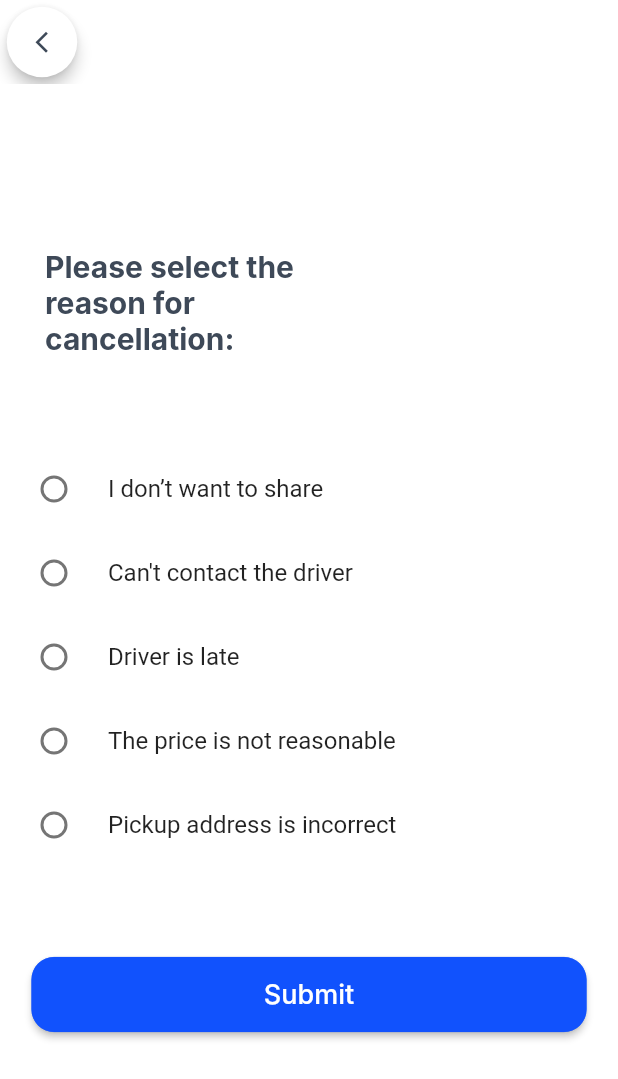
After one commit to muhammaduzair-hub/blue_taxi, a Flutter app: the screen it shows after launch, after a tap on "CancellationReason", on a phone screen of 412 x 824 dp. The commit adds this screen. Shown: the top 1079 px of the screen. Run offline on Flutter 3.47's test engine with Material 2 defaults, Android fonts, the phone set to English and light mode, and no system bars; our stand-ins replace email_validator, font_awesome_flutter; Roboto replaces fonts that are missing (Inter).

Commit message:
#136279 -> 1. Ui implementation of User Menu Screen Complete. 2. Ui implementation of Cancellation Reason View Complete. 3. Ui implementation of verify code complete. 4. Ui implementation of terms & condition view complete. 5. dev screen (for navigation).

```diff
--- a/lib/constants/strings.dart
+++ b/lib/constants/strings.dart
@@ -15,3 +15,17 @@ const MenuSupport= "Support";
 const VerifyCode="Verify code";
 const verifycodeString1 ="A code has been sent to  ";
 const verifycodeString2 =" via SMS";
+const cancellationReason= "Cancellation Reason";
+const cancel_reason="Please select the reason for cancellation:";
+const cancel_r1="I don’t want to share";
+const cancel_r2="Can't contact the driver";
+const cancel_r3="Driver is late";
+const cancel_r4="The price is not reasonable";
+const cancel_r5="Pickup address is incorrect";
+String resend_code="Resend Code";
+const String verify_press_call="Press here to get a call";
+const String submit="Submit";
+const String terms_cond="Terms & Conditions";
+const String terms_cond2="TAXI CUSTOMER TERMS & CONDITIONS";
+const String terms_code3="IMPORTANT";
+const String terms_code4="THESE TERMS AND CONDITIONS (“Conditions”) DEFINE THE BASIS UPON WHICH GETT WILL PROVIDE YOU WITH ACCESS TO THE GETT MOBILE APPLICATION PLATFORM, PURSUANT TO WHICH YOU WILL BE ABLE TO REQUEST CERTAIN TRANSPORTATION SERVICES FROM THIRD PARTY DRIVERS BY PLACING ORDERS THROUGH GETT’S MOBILE APPLICATION PLATFORM. THESE CONDITIONS (TOGETHER WITH THE DOCUMENTS REFERRED TO HEREIN) SET OUT THE TERMS OF USE ON WHICH YOU MAY, AS A CUSTOMER, USE THE APP AND REQUEST TRANSPORTATION SERVICES. BY USING THE APP AND TICKING THE ACCEPTANCE BOX, YOU INDICATE THAT YOU ACCEPT THESE TERMS OF USE WHICH APPLY, AMONG OTHER THINGS, TO ALL SERVICES HEREINUNDER TO BE RENDERED TO OR BY YOU VIA THE APP WITHIN THE UK AND THAT YOU AGREE TO ABIDE BY THEM. USE THE APP AND REQUEST TRANSPORTATION SERVICES. BY USING THE APP AND TICKING THE ACCEPTANCE BOX, YOU INDICATE THAT YOU ACCEPT THESE TERMS OF USE WHICH APPLY, AMONG OTHER THINGS, TO ALL SERVICES HEREINUNDER TO BE RENDERED TO OR BY YOU VIA THE APP WITHIN THE UK AND THAT YOU AGREE TO ABIDE BY THEM.";
--- /dev/null
+++ b/lib/ui/views/cancellation_reason_view.dart
@@ -0,0 +1,121 @@
+import 'package:bluetaxiapp/constants/strings.dart';
+import 'package:bluetaxiapp/ui/shared/app_colors.dart';
+import 'package:bluetaxiapp/ui/shared/text_styles.dart';
+import 'package:bluetaxiapp/ui/shared/ui_helpers.dart';
+import 'package:bluetaxiapp/ui/views/user_menu_view.dart';
+import 'package:bluetaxiapp/ui/widgets/primary_button.dart';
+
+import 'package:flutter/material.dart';
+import 'package:flutter/services.dart';
+
+class CancellationReasonView extends StatefulWidget {
+  CancellationReasonView({Key key}) : super(key: key);
+
+  @override
+  State<CancellationReasonView> createState() => _CancellationReasonViewState();
+}
+
+class _CancellationReasonViewState extends State<CancellationReasonView> {
+  int _groupValue=-1;
+
+  @override
+  Widget build(BuildContext context) {
+    return Scaffold(
+      appBar: AppBar(
+        automaticallyImplyLeading: false,
+        backgroundColor: onSecondaryColor,
+        elevation: 0.0,
+        leading: CircleAvatar(
+          radius: 20.0,
+          backgroundColor: Colors.transparent,
+          child: RawMaterialButton(
+            onPressed: () {
+              Navigator.pop(context);
+            },
+            elevation: 4.0,
+            fillColor: Colors.white,
+            child: Icon(
+              Icons.arrow_back_ios_outlined,
+              color: onPrimaryColor,
+              size: 17.0,
+            ),
+            padding: EdgeInsets.all(15.0),
+            shape: CircleBorder(),
+          ),
+        ),
+      ),
+      backgroundColor: onSecondaryColor,
+      body: Column(
+        crossAxisAlignment: CrossAxisAlignment.start,
+          children: <Widget>[
+        UIHelper.verticalSpaceXLarge,
+        Padding(
+          padding: const EdgeInsets.only(left: 30.0),
+          child: Container(
+            width: 220.0,
+            child: Text(
+              cancel_reason,
+              style: boldHeading1.copyWith(
+                  color: onPrimaryColor),
+            ),
+          ),
+        ),
+            UIHelper.verticalSpaceLarge,
+            Column(
+              //Via List Model
+            children: <Widget>[
+              _myRadioButton(
+                title: cancel_r1,
+                value: 0,
+                onChanged: (newValue) => setState(() => _groupValue = newValue),
+              ),
+              _myRadioButton(
+                title: cancel_r2,
+                value: 1,
+                onChanged: (newValue) => setState(() => _groupValue = newValue),
+              ),
+              _myRadioButton(
+                title: cancel_r3,
+                value: 2,
+                onChanged: (newValue) => setState(() => _groupValue = newValue),
+              ),
+              _myRadioButton(
+                title: cancel_r4,
+                value: 3,
+                onChanged: (newValue) => setState(() => _groupValue = newValue),
+              ),
+              _myRadioButton(
+                title: cancel_r5,
+                value: 4,
+                onChanged: (newValue) => setState(() => _groupValue = newValue),
+              ),
+            ],
+          ),
+            UIHelper.verticalSpaceLarge,
+            Container(
+              padding: EdgeInsets.symmetric(horizontal: 21.0,),
+              width: double.infinity,
+              height: 50,
+              child: PrimaryButton(
+                text: Text(submit,style: buttonTextStyle,),
+                ontap:(){
+                  //Sending to MenuPage for Testing Purposes
+                  Navigator.push(context, new MaterialPageRoute(
+                      builder: (context) => new UserMenuView())
+                  );
+                },
+              ),
+            ),
+      ]),
+    );
+  }
+
+  Widget _myRadioButton({String title, int value, Function onChanged}) {
+    return RadioListTile(
+      value: value,
+      groupValue: _groupValue,
+      onChanged: onChanged,
+      title: Text(title),
+    );
+}
+}
--- a/lib/ui/views/dev_screen.dart
+++ b/lib/ui/views/dev_screen.dart
@@ -1,7 +1,10 @@
 import 'package:bluetaxiapp/ui/shared/app_colors.dart';
 import 'package:bluetaxiapp/ui/shared/ui_helpers.dart';
+import 'package:bluetaxiapp/ui/views/cancellation_reason_view.dart';
 import 'package:bluetaxiapp/ui/views/signin_signup_view.dart';
+import 'package:bluetaxiapp/ui/views/terms_conitions_view.dart';
 import 'package:bluetaxiapp/ui/views/user_menu_view.dart';
+import 'package:bluetaxiapp/ui/views/verify_code.dart';
 
 import 'package:flutter/material.dart';
 
@@ -44,10 +47,10 @@ class DevScreenView extends StatelessWidget {
             ),
             onPressed: (){
               Navigator.push(context, new MaterialPageRoute(
-                  builder: (context) => new SignInSignUpView())
+                  builder: (context) => new VerifyCodeView())
               );
             },
-            child: const Text('VerifyCode(Not linked)'),
+            child: const Text('VerifyCode'),
           ),
           TextButton(
             style: TextButton.styleFrom(
@@ -55,10 +58,21 @@ class DevScreenView extends StatelessWidget {
             ),
             onPressed: (){
               Navigator.push(context, new MaterialPageRoute(
-                  builder: (context) => new SignInSignUpView())
+                  builder: (context) => new CancellationReasonView())
               );
             },
-            child: const Text('Profile(Not linked)'),
+            child: const Text('CancellationReason'),
+          ),
+          TextButton(
+            style: TextButton.styleFrom(
+              textStyle: const TextStyle(fontSize: 20),
+            ),
+            onPressed: (){
+              Navigator.push(context, new MaterialPageRoute(
+                  builder: (context) => new TermsConditionView())
+              );
+            },
+            child: const Text('Terms&Condition'),
           ),
         ]
       ),
```
Also changed, not shown: lib/ui/views/terms_conitions_view.dart (added, +96 -0 lines), lib/ui/views/verify_code.dart (added, +236 -0 lines).
